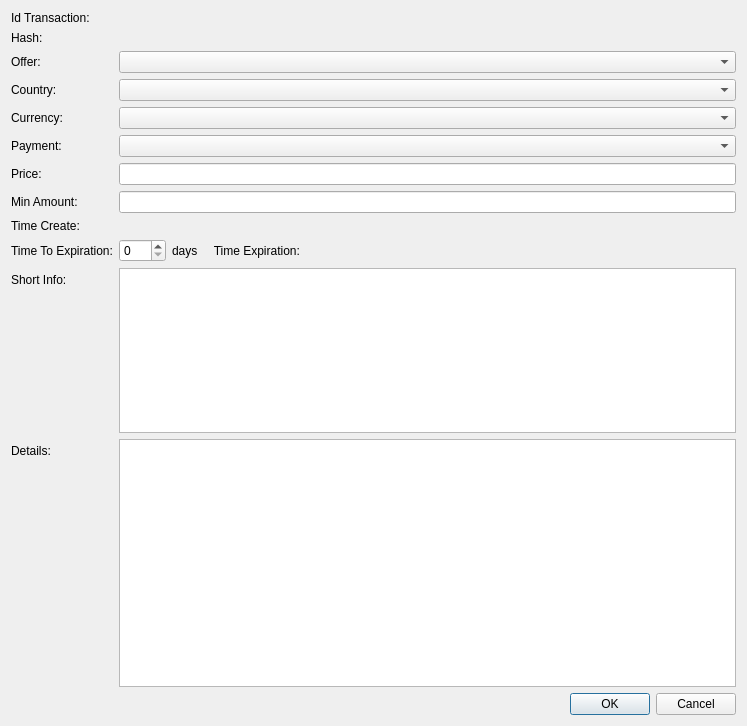
ivansib/sibcoin-old, file src/qt/forms/offerdetailseditor.ui: the form before one commit.
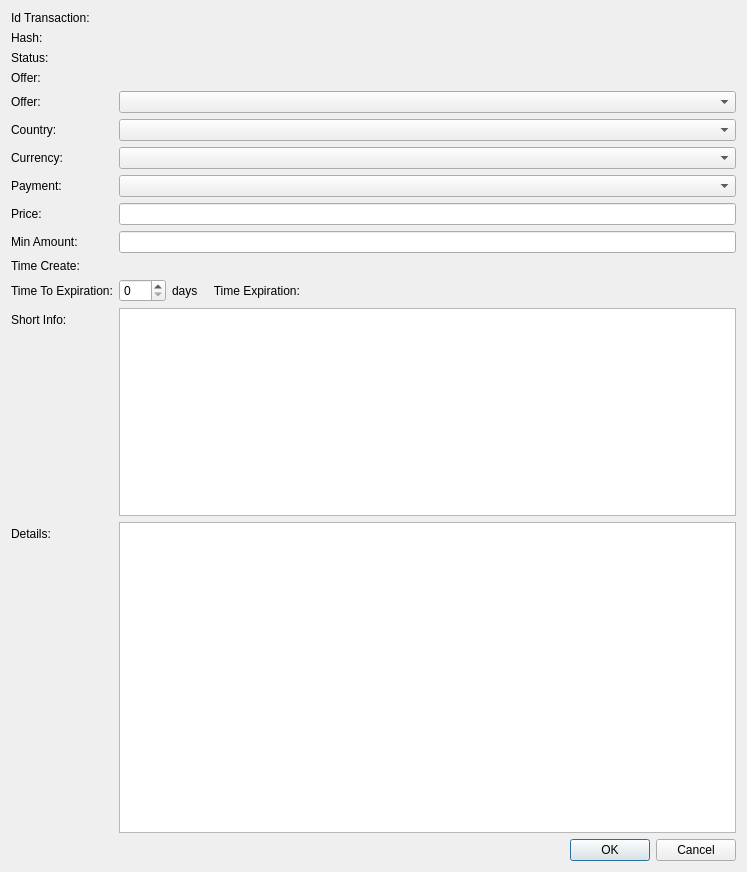
The form after the commit. Custom widgets are drawn as their Qt base class.

Commit message: edit form OfferDetails

```diff
--- a/src/qt/forms/offerdetailseditor.ui
+++ b/src/qt/forms/offerdetailseditor.ui
@@ -7,7 +7,7 @@
     <x>0</x>
     <y>0</y>
     <width>747</width>
-    <height>726</height>
+    <height>872</height>
    </rect>
   </property>
   <property name="windowTitle">
@@ -61,30 +61,76 @@
     </widget>
    </item>
    <item row="2" column="0">
-    <widget class="QLabel" name="lOffer">
+    <widget class="QLabel" name="lStatus">
      <property name="text">
-      <string>Offer:</string>
+      <string>Status:</string>
      </property>
     </widget>
    </item>
    <item row="2" column="1">
-    <widget class="QComboBox" name="cBoxOffer">
+    <widget class="QLabel" name="lStatusView">
      <property name="sizePolicy">
-      <sizepolicy hsizetype="Expanding" vsizetype="Fixed">
+      <sizepolicy hsizetype="Expanding" vsizetype="Preferred">
        <horstretch>0</horstretch>
        <verstretch>0</verstretch>
       </sizepolicy>
      </property>
+     <property name="text">
+      <string/>
+     </property>
+     <property name="textInteractionFlags">
+      <set>Qt::LinksAccessibleByMouse|Qt::TextSelectableByMouse</set>
+     </property>
     </widget>
    </item>
    <item row="3" column="0">
+    <widget class="QLabel" name="lOfferInfo">
+     <property name="text">
+      <string>Offer:</string>
+     </property>
+    </widget>
+   </item>
+   <item row="3" column="1">
+    <widget class="QLabel" name="lOfferInfoView">
+     <property name="sizePolicy">
+      <sizepolicy hsizetype="Expanding" vsizetype="Preferred">
+       <horstretch>0</horstretch>
+       <verstretch>0</verstretch>
+      </sizepolicy>
+     </property>
+     <property name="text">
+      <string/>
+     </property>
+     <property name="textInteractionFlags">
+      <set>Qt::LinksAccessibleByMouse|Qt::TextSelectableByMouse</set>
+     </property>
+    </widget>
+   </item>
+   <item row="4" column="0">
+    <widget class="QLabel" name="lOffer">
+     <property name="text">
+      <string>Offer:</string>
+     </property>
+    </widget>
+   </item>
+   <item row="4" column="1">
+    <widget class="QComboBox" name="cBoxOffer">
+     <property name="sizePolicy">
+      <sizepolicy hsizetype="Expanding" vsizetype="Fixed">
+       <horstretch>0</horstretch>
+       <verstretch>0</verstretch>
+      </sizepolicy>
+     </property>
+    </widget>
+   </item>
+   <item row="5" column="0">
     <widget class="QLabel" name="label_3">
      <property name="text">
       <string>Country:</string>
      </property>
     </widget>
    </item>
-   <item row="3" column="1">
+   <item row="5" column="1">
     <widget class="ComboBox" name="cBoxCountry">
      <property name="sizePolicy">
       <sizepolicy hsizetype="Expanding" vsizetype="Fixed">
@@ -94,14 +140,14 @@
      </property>
     </widget>
    </item>
-   <item row="4" column="0">
+   <item row="6" column="0">
     <widget class="QLabel" name="label_4">
      <property name="text">
       <string>Currency:</string>
      </property>
     </widget>
    </item>
-   <item row="4" column="1">
+   <item row="6" column="1">
     <widget class="ComboBox" name="cBoxCurrency">
      <property name="sizePolicy">
       <sizepolicy hsizetype="Expanding" vsizetype="Fixed">
@@ -111,14 +157,14 @@
      </property>
     </widget>
    </item>
-   <item row="5" column="0">
+   <item row="7" column="0">
     <widget class="QLabel" name="label_5">
      <property name="text">
       <string>Payment:</string>
      </property>
     </widget>
    </item>
-   <item row="5" column="1">
+   <item row="7" column="1">
     <widget class="ComboBox" name="cBoxPayment">
      <property name="sizePolicy">
       <sizepolicy hsizetype="Expanding" vsizetype="Fixed">
@@ -128,14 +174,14 @@
      </property>
     </widget>
    </item>
-   <item row="6" column="0">
+   <item row="8" column="0">
     <widget class="QLabel" name="label_6">
      <property name="text">
       <string>Price:</string>
      </property>
     </widget>
    </item>
-   <item row="6" column="1">
+   <item row="8" column="1">
     <widget class="PriceSpinBox" name="sBoxPrice">
      <property name="sizePolicy">
       <sizepolicy hsizetype="Expanding" vsizetype="Fixed">
@@ -145,14 +191,14 @@
      </property>
     </widget>
    </item>
-   <item row="7" column="0">
+   <item row="9" column="0">
     <widget class="QLabel" name="label_7">
      <property name="text">
       <string>Min Amount:</string>
      </property>
     </widget>
    </item>
-   <item row="7" column="1">
+   <item row="9" column="1">
     <widget class="PriceSpinBox" name="sBoxMinAmount">
      <property name="sizePolicy">
       <sizepolicy hsizetype="Expanding" vsizetype="Fixed">
@@ -162,14 +208,14 @@
      </property>
     </widget>
    </item>
-   <item row="8" column="0">
+   <item row="10" column="0">
     <widget class="QLabel" name="lTimeCreate">
      <property name="text">
       <string>Time Create:</string>
      </property>
     </widget>
    </item>
-   <item row="8" column="1">
+   <item row="10" column="1">
     <widget class="QLabel" name="lEditTimeCreate">
      <property name="sizePolicy">
       <sizepolicy hsizetype="Expanding" vsizetype="Preferred">
@@ -185,14 +231,14 @@
      </property>
     </widget>
    </item>
-   <item row="9" column="0">
+   <item row="11" column="0">
     <widget class="QLabel" name="label_9">
      <property name="text">
       <string>Time To Expiration:</string>
      </property>
     </widget>
    </item>
-   <item row="9" column="1">
+   <item row="11" column="1">
     <layout class="QHBoxLayout" name="horizontalLayout">
      <property name="sizeConstraint">
       <enum>QLayout::SetMinimumSize</enum>
@@ -229,14 +275,14 @@
      </item>
     </layout>
    </item>
-   <item row="10" column="0">
+   <item row="12" column="0">
     <widget class="QLabel" name="label_10">
      <property name="text">
       <string>Short Info:</string>
      </property>
     </widget>
    </item>
-   <item row="10" column="1">
+   <item row="12" column="1">
     <widget class="QTextEdit" name="tEditShortInfo">
      <property name="enabled">
       <bool>true</bool>
@@ -252,14 +298,14 @@
      </property>
     </widget>
    </item>
-   <item row="11" column="0">
+   <item row="13" column="0">
     <widget class="QLabel" name="label_11">
      <property name="text">
       <string>Details:</string>
      </property>
     </widget>
    </item>
-   <item row="11" column="1">
+   <item row="13" column="1">
     <widget class="QTextEdit" name="tEditDetails">
      <property name="sizePolicy">
       <sizepolicy hsizetype="Expanding" vsizetype="Expanding">
@@ -272,7 +318,7 @@
      </property>
     </widget>
    </item>
-   <item row="12" column="1">
+   <item row="14" column="1">
     <widget class="QDialogButtonBox" name="btnBox">
      <property name="standardButtons">
       <set>QDialogButtonBox::Cancel|QDialogButtonBox::Ok</set>
```
Left out of the diff: 4 changed lines with no effect on the pictures. The commit also changes 2 other files.
